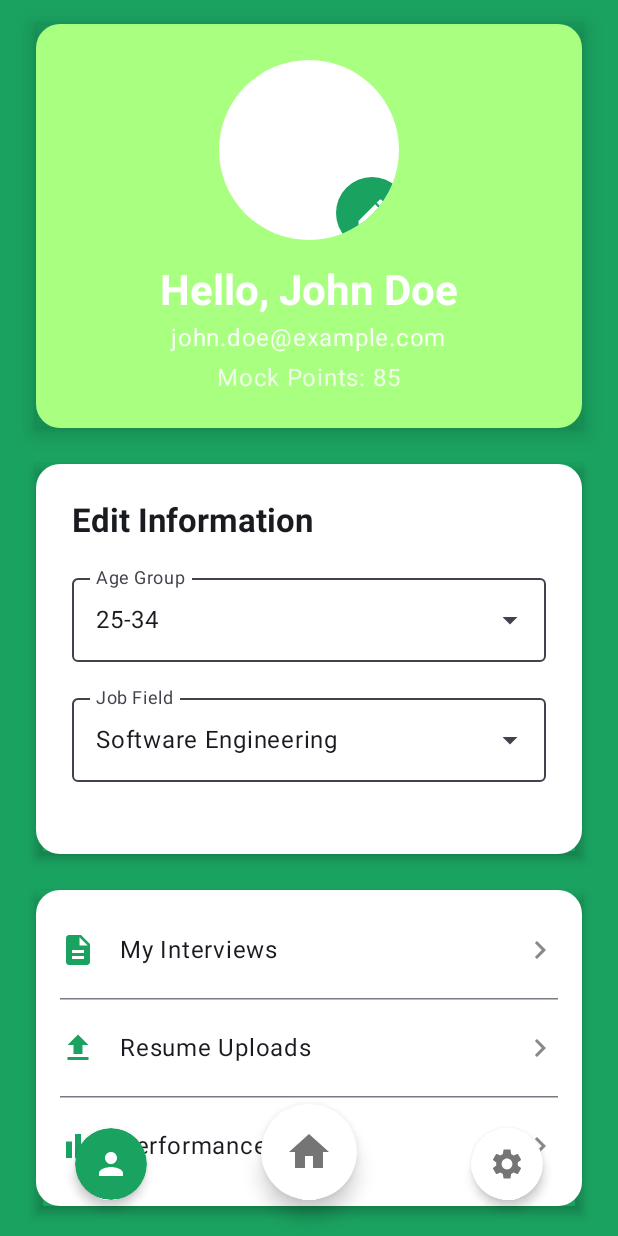
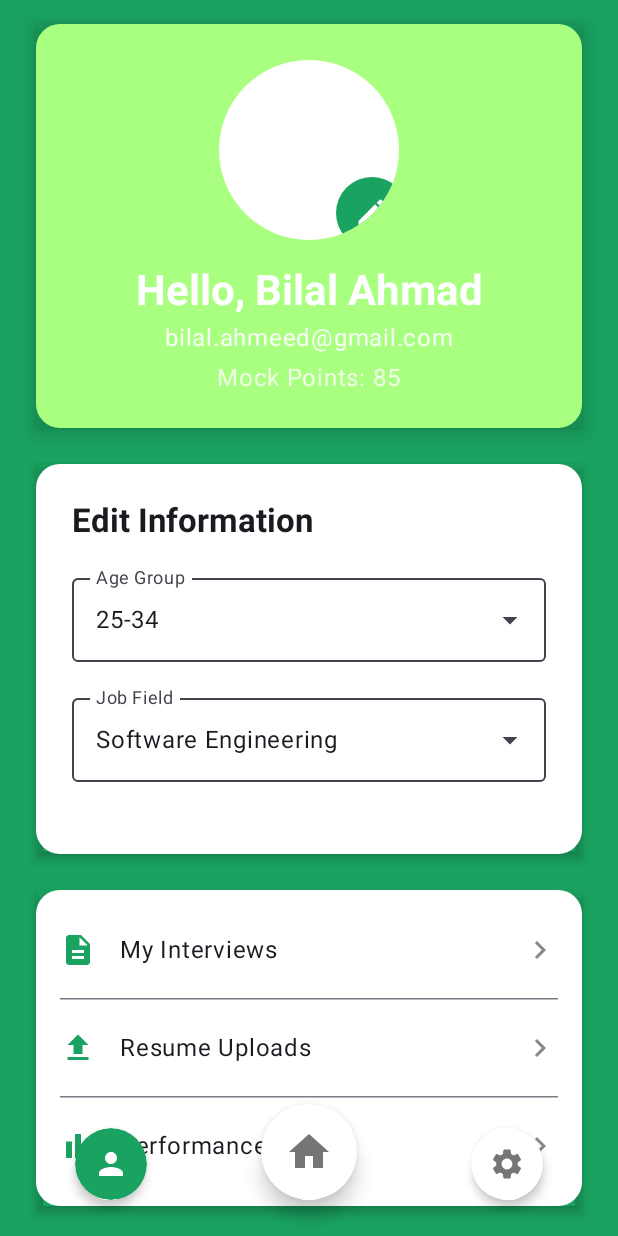
Before and after one commit to Dothat65/interview-prep, an Android app built with Jetpack Compose: the AccountScreen screen opened through its navigation route, on a phone screen of 412 x 824 dp. Run offline under Robolectric (Android 15) with nearby library versions, the phone set to English and light mode, and no system bars; our stand-ins replace Dagger/Hilt's generated code.

```diff
--- a/app/src/main/java/com/example/interviewprep/ui/account/AccountScreen.kt
+++ b/app/src/main/java/com/example/interviewprep/ui/account/AccountScreen.kt
@@ -110,7 +110,7 @@ fun AccountScreen(
                     Spacer(modifier = Modifier.height(16.dp))
 
                     Text(
-                        text = "Hello, John Doe",
+                        text = "Hello, Bilal Ahmad",
                         style = MaterialTheme.typography.headlineMedium.copy(
                             fontWeight = FontWeight.Bold,
                             color = Color.White
@@ -118,7 +118,7 @@ fun AccountScreen(
                     )
 
                     Text(
-                        text = "john.doe@example.com",
+                        text = "bilal.ahmeed@gmail.com",
                         style = MaterialTheme.typography.bodyLarge.copy(
                             color = Color.White.copy(alpha = 0.9f)
                         ),
```
